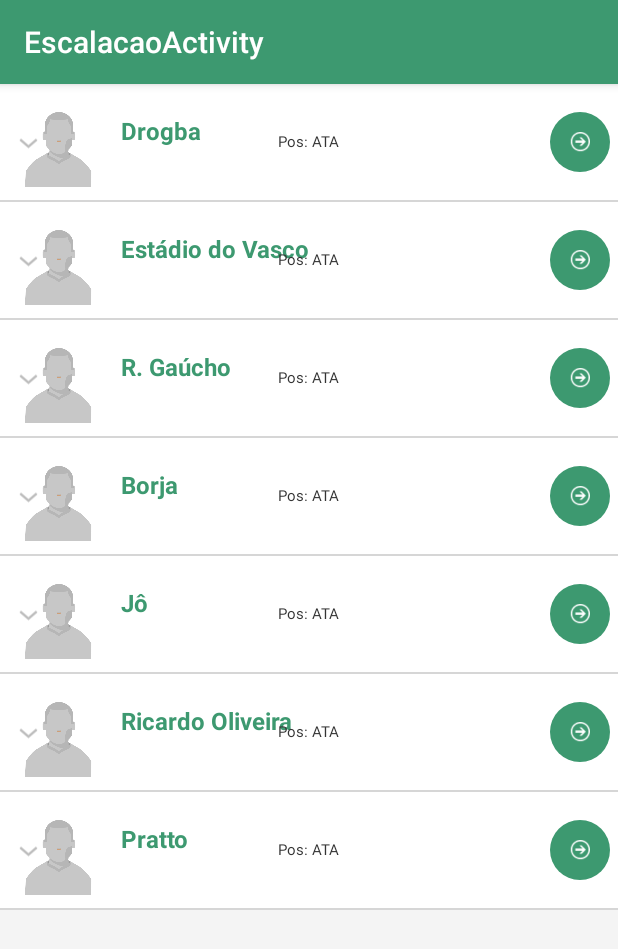
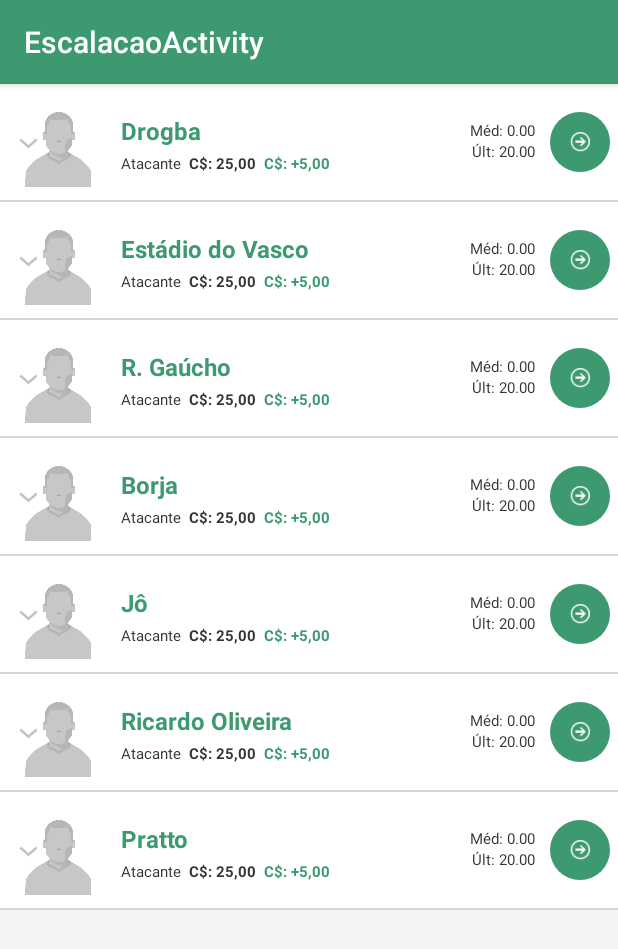
Before and after one commit to JotaFerreira/Cartolibis, an Android app: the EscalacaoActivity screen opened directly, with no data from a screen before it, on a phone screen of 412 x 824 dp. Shown: the top 949 px of the screen. Run offline under Robolectric (Android 15) with nearby library versions, the phone set to English and light mode, and no system bars; network calls fail.

Commit message:
Ajuste nas views de escalação

```diff
--- a/app/src/main/res/layout/item_escalacao.xml
+++ b/app/src/main/res/layout/item_escalacao.xml
@@ -26,7 +26,7 @@
     <ImageButton
         android:layout_width="40dp"
         android:layout_height="40dp"
-        android:id="@+id/sendButton"
+        android:id="@+id/btnJogador"
         android:src="@drawable/ic_next"
         android:scaleType="fitXY"
         android:padding="13dp"
@@ -42,7 +42,7 @@
         android:layout_alignParentTop="false"
         android:layout_centerVertical="true"
         android:layout_marginLeft="75dip"
-        android:layout_toRightOf="@id/db_icon"
+        android:layout_alignRight="@id/db_icon"
         android:focusable="false"
         android:paddingBottom="15dip"
         android:text="Jogador"
@@ -54,43 +54,39 @@
         android:id="@+id/db_pos"
         android:layout_width="wrap_content"
         android:layout_height="wrap_content"
-        android:layout_alignRightOf="@id/db_jog"
+        android:layout_alignLeft="@id/db_jog"
+        android:layout_below="@id/db_jog"
         android:layout_centerHorizontal="true"
-        android:focusable="false"
-        android:layout_centerVertical="true"
-        android:text="Pos: ATA"
+        android:paddingTop="3dip"
+        android:text="Atacante"
         android:textColor="#343434"
         android:textSize="@dimen/db_estatisticas_font" />
 
-   <!-- <TextView
+    <TextView
         android:id="@+id/db_med"
         android:layout_width="wrap_content"
         android:layout_height="wrap_content"
+        android:layout_alignRight="@+id/btnJogador"
+        android:layout_centerVertical="true"
+        android:paddingRight="50dip"
+        android:paddingBottom="15dip"
         android:focusable="false"
-        android:paddingTop="7dip"
-        android:paddingLeft="5dip"
         android:text="Méd: 0.00"
         android:textColor="#343434"
-        android:textSize="@dimen/db_estatisticas_font"
-        android:layout_alignBaseline="@+id/db_pos"
-        android:layout_alignBottom="@+id/db_pos"
-        android:layout_toRightOf="@+id/db_pos"
-        android:layout_toEndOf="@+id/db_pos" />
+        android:textSize="@dimen/db_estatisticas_font" />
 
     <TextView
         android:id="@+id/db_ult"
         android:layout_width="wrap_content"
         android:layout_height="wrap_content"
+        android:layout_alignRight="@+id/btnJogador"
+        android:layout_below="@id/db_med"
+        android:paddingRight="50dip"
         android:focusable="false"
-        android:paddingTop="7dip"
-        android:paddingLeft="5dip"
-        android:text="Últ: 0.00"
+        android:paddingTop="3dip"
+        android:text="Últ: 20.00"
         android:textColor="#343434"
-        android:textSize="@dimen/db_estatisticas_font"
-        android:layout_alignBaseline="@+id/db_med"
-        android:layout_alignBottom="@+id/db_med"
-        android:layout_toRightOf="@+id/db_med"
-        android:layout_toEndOf="@+id/db_med" />
+        android:textSize="@dimen/db_estatisticas_font" />
 
     <TextView
         android:id="@+id/db_pre"
@@ -100,26 +96,28 @@
         android:paddingTop="7dip"
         android:paddingLeft="5dip"
         android:text="C$: 25,00"
+        android:textStyle="bold"
         android:textColor="#343434"
         android:textSize="@dimen/db_estatisticas_font"
-        android:layout_alignBaseline="@+id/db_ult"
-        android:layout_alignBottom="@+id/db_ult"
-        android:layout_toRightOf="@+id/db_ult"
-        android:layout_toEndOf="@+id/db_ult" />
+        android:layout_alignBaseline="@+id/db_pos"
+        android:layout_alignBottom="@+id/db_pos"
+        android:layout_toRightOf="@+id/db_pos"
+        android:layout_toEndOf="@+id/db_pos" />
 
     <TextView
-        android:id="@+id/db_par"
+        android:id="@+id/db_val"
         android:layout_width="wrap_content"
         android:layout_height="wrap_content"
         android:focusable="false"
         android:paddingTop="7dip"
         android:paddingLeft="5dip"
-        android:text="Jogos: 0"
-        android:textColor="#343434"
+        android:text="C$: +5,00"
+        android:textStyle="bold"
+        android:textColor="@color/colorPrimary"
         android:textSize="@dimen/db_estatisticas_font"
         android:layout_alignBaseline="@+id/db_pre"
         android:layout_alignBottom="@+id/db_pre"
         android:layout_toRightOf="@+id/db_pre"
-        android:layout_toEndOf="@+id/db_pre" />-->
+        android:layout_toEndOf="@+id/db_pre" />
 
 </RelativeLayout>
```
